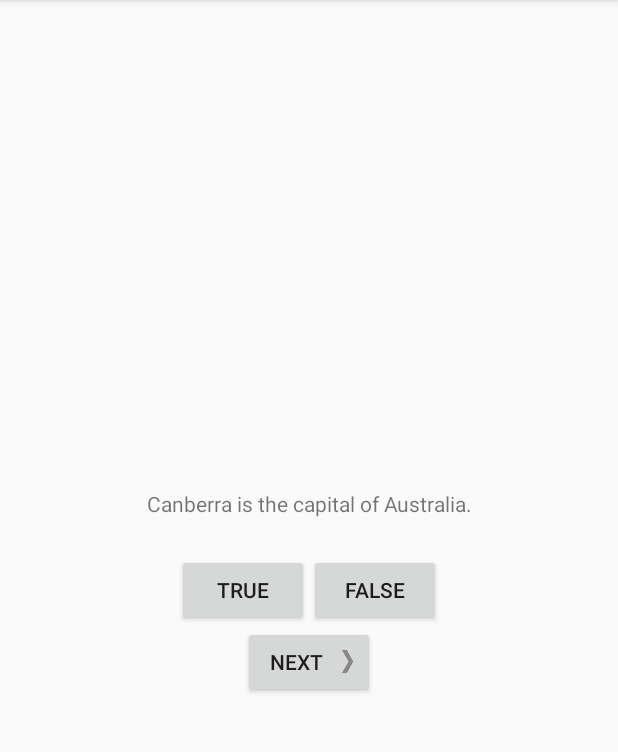
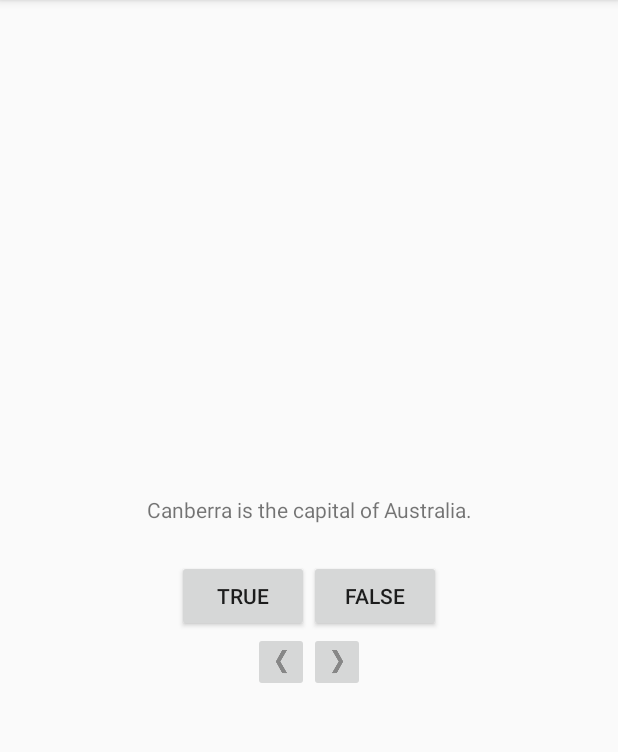
Before and after one commit to jones714/GeoQuiz, an Android app: the screen it shows after launch (MainActivity), on a phone screen of 412 x 824 dp, the part 84-836 px from its top. Run offline under Robolectric (Android 15) with nearby library versions, the phone set to English and light mode, and no system bars.

Commit message:
ch2 challenges

```diff
--- a/app/src/main/java/com/bignerdranch/android/geoquiz/MainActivity.kt
+++ b/app/src/main/java/com/bignerdranch/android/geoquiz/MainActivity.kt
@@ -4,13 +4,15 @@ import androidx.appcompat.app.AppCompatActivity
 import android.os.Bundle
 import android.view.View
 import android.widget.Button
+import android.widget.ImageButton
 import android.widget.TextView
 import android.widget.Toast
 
 class MainActivity : AppCompatActivity() {
     private lateinit var trueButton: Button
     private lateinit var falseButton: Button
-    private lateinit var nextButton: Button
+    private lateinit var nextButton: ImageButton
+    private lateinit var previousButton: ImageButton
     private lateinit var questionTextView: TextView
     private val questionBank = listOf(
         Question(R.string.question_australia, true),
@@ -29,8 +31,13 @@ class MainActivity : AppCompatActivity() {
         trueButton = findViewById(R.id.true_button)
         falseButton = findViewById(R.id.false_button)
         nextButton = findViewById(R.id.next_button)
+        previousButton = findViewById(R.id.previous_button)
         questionTextView = findViewById(R.id.question_text_view)
 
+        questionTextView.setOnClickListener{ view: View ->
+            currentIndex = (currentIndex + 1) % questionBank.size
+                updateQuestion()
+        }
         trueButton.setOnClickListener { view: View ->
             checkAnswer(true)
         }
@@ -39,6 +46,11 @@ class MainActivity : AppCompatActivity() {
         }
         nextButton.setOnClickListener {
             currentIndex = (currentIndex + 1) % questionBank.size
+            updateQuestion()
+
+        }
+        previousButton.setOnClickListener {
+            currentIndex = (currentIndex - 1) % questionBank.size
             updateQuestion()
 
         }
--- a/app/src/main/res/layout/activity_main.xml
+++ b/app/src/main/res/layout/activity_main.xml
@@ -34,13 +34,21 @@
             android:text="@string/false_button" />
 
     </LinearLayout>
+        <LinearLayout
+            android:layout_width="wrap_content"
+            android:layout_height="wrap_content"
+            android:orientation="horizontal">
+            <ImageButton
+                android:id="@+id/previous_button"
+                android:layout_width="wrap_content"
+                android:layout_height="wrap_content"
+                android:src="@drawable/arrow_left"/>
 
-    <Button
-        android:id="@+id/next_button"
-        android:layout_width="wrap_content"
-        android:layout_height="wrap_content"
-        android:text="@string/next_button"
-        android:drawableEnd="@drawable/arrow_right"
-        android:drawablePadding="4dp" />
+            <ImageButton
+                android:id="@+id/next_button"
+                android:layout_width="wrap_content"
+                android:layout_height="wrap_content"
+                android:src="@drawable/arrow_right"/>
 
+        </LinearLayout>
 </LinearLayout>
--- a/app/src/main/res/values/strings.xml
+++ b/app/src/main/res/values/strings.xml
@@ -15,4 +15,5 @@
     <string name="correct_toast">Correct!</string>
     <string name="incorrect_toast">Incorrect!</string>
     <string name="next_button"> Next</string>
+    <string name="previous_button">Prev</string>
 </resources>
```
